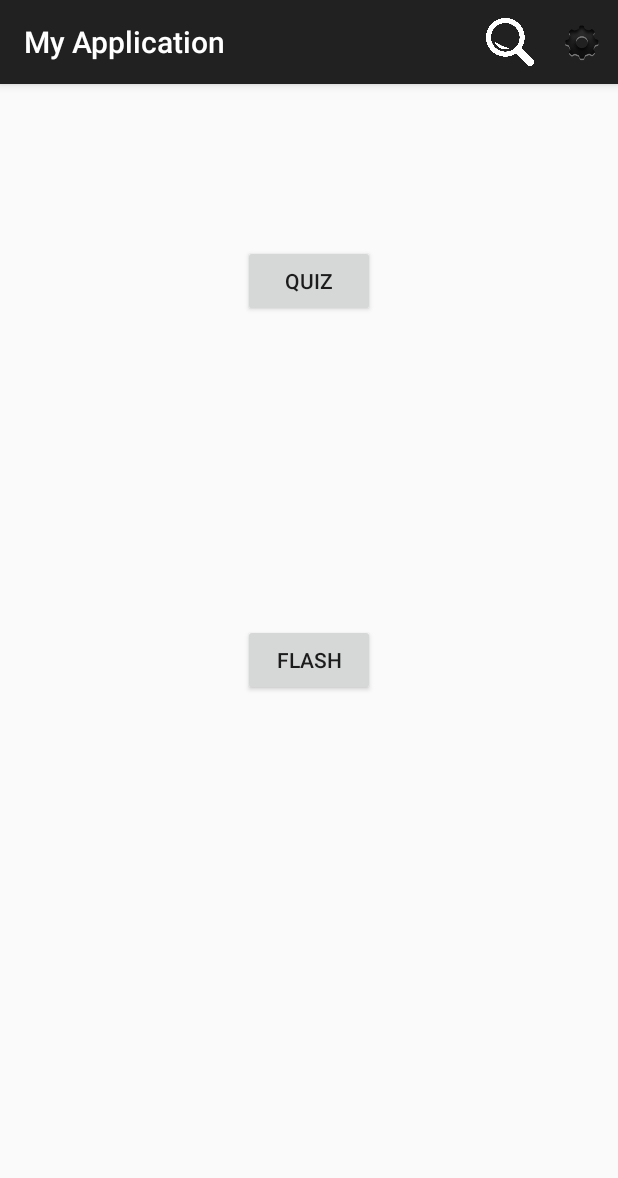
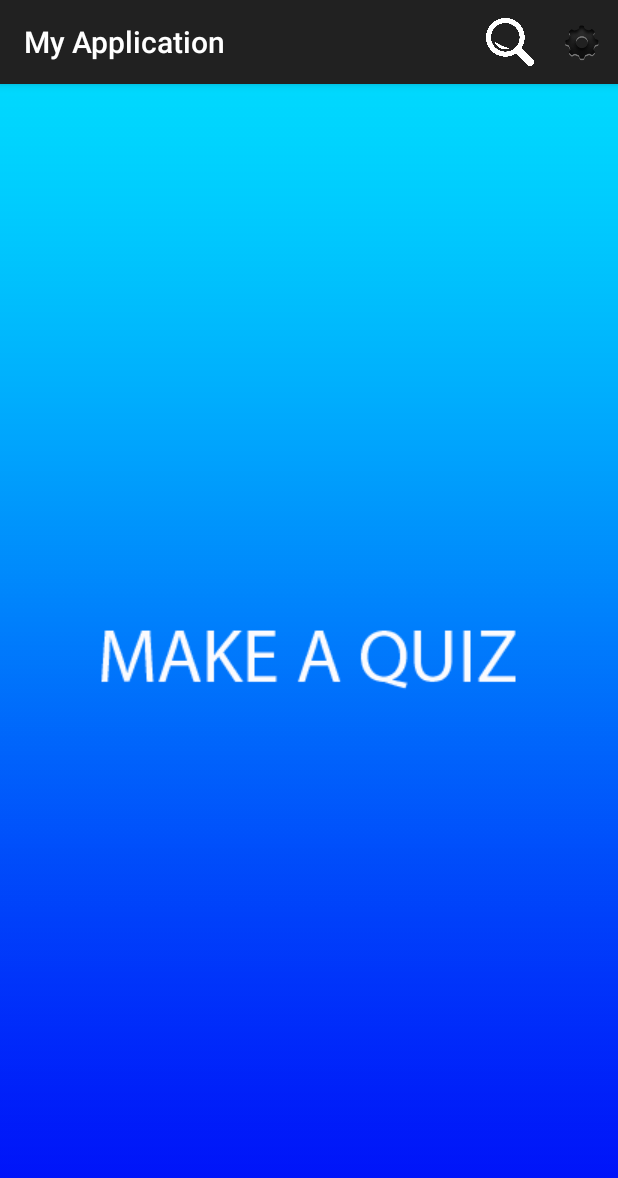
Before and after one commit to WesBosman/QuizEm, an Android app: the screen it shows after launch (MainActivity), on a phone screen of 412 x 824 dp. Shown: the top 1178 px of the screen. Run offline under Robolectric (Android 15) with nearby library versions, the phone set to English and light mode, and no system bars.

Commit message:
New Changes were Made

```diff
--- a/MyApplication/app/build.gradle
+++ b/MyApplication/app/build.gradle
@@ -1,8 +1,8 @@
 apply plugin: 'com.android.application'
 
 android {
-    compileSdkVersion 23
-    buildToolsVersion '23.0.1'
+    compileSdkVersion 22
+    buildToolsVersion '22.0.1'
 
     defaultConfig {
         applicationId "edu.vcu.wes.myapplication"
--- a/MyApplication/app/src/main/java/edu/vcu/wes/myapplication/MainActivity.java
+++ b/MyApplication/app/src/main/java/edu/vcu/wes/myapplication/MainActivity.java
@@ -8,17 +8,18 @@ import android.view.MenuInflater;
 import android.view.MenuItem;
 import android.view.View;
 import android.widget.Button;
+import android.widget.ImageButton;
 
 public class MainActivity extends AppCompatActivity {
-    private Button quizBtn;
+    private ImageButton quizBtn;
     private Button flashBtn;
 
     @Override
     protected void onCreate(Bundle savedInstanceState) {
         super.onCreate(savedInstanceState);
         setContentView(R.layout.activity_main);
-        quizBtn = (Button) findViewById(R.id.quiz_screen);
-        flashBtn = (Button) findViewById(R.id.flash_screen);
+        quizBtn = (ImageButton) findViewById(R.id.quiz_screen);
+       // flashBtn = (Button) findViewById(R.id.flash_screen);
         final Intent quizScrn = new Intent(this, QuizActivity.class);
         final Intent flashScrn = new Intent(this, FlashActivity.class);
 
@@ -29,12 +30,13 @@ public class MainActivity extends AppCompatActivity {
             }
         });
 
-        flashBtn.setOnClickListener(new View.OnClickListener() {
+       /** flashBtn.setOnClickListener(new View.OnClickListener() {
             @Override
             public void onClick(View view) {
                 startActivity(flashScrn);
             }
         });
+        **/
     }
 
     @Override
--- a/MyApplication/app/src/main/res/layout/activity_flash.xml
+++ b/MyApplication/app/src/main/res/layout/activity_flash.xml
@@ -6,4 +6,5 @@
     android:paddingBottom="@dimen/activity_vertical_margin"
     tools:context="edu.vcu.wes.myapplication.FlashActivity">
 
+
 </RelativeLayout>
--- a/MyApplication/app/src/main/res/layout/activity_main.xml
+++ b/MyApplication/app/src/main/res/layout/activity_main.xml
@@ -3,22 +3,15 @@
     android:layout_height="match_parent" android:paddingLeft="@dimen/activity_horizontal_margin"
     android:paddingRight="@dimen/activity_horizontal_margin"
     android:paddingTop="@dimen/activity_vertical_margin"
-    android:paddingBottom="@dimen/activity_vertical_margin" tools:context=".MainActivity">
+    android:paddingBottom="@dimen/activity_vertical_margin" tools:context=".MainActivity"
+     android:background="@drawable/background">
 
-    <Button
+    <ImageButton
         android:layout_width="wrap_content"
         android:layout_height="wrap_content"
-        android:text="@string/title_activity_quiz"
         android:id="@+id/quiz_screen"
-        android:layout_alignParentTop="true"
         android:layout_centerHorizontal="true"
-        android:layout_marginTop="91dp" />
-
-    <Button
-        android:layout_width="wrap_content"
-        android:layout_height="wrap_content"
-        android:text="@string/title_activity_flash"
-        android:id="@+id/flash_screen"
         android:layout_centerVertical="true"
-        android:layout_centerHorizontal="true" />
+        android:background="@drawable/make_quiz"
+        android:clickable="true" />
 </RelativeLayout>
--- a/MyApplication/app/src/main/res/layout/activity_quiz.xml
+++ b/MyApplication/app/src/main/res/layout/activity_quiz.xml
@@ -4,7 +4,8 @@
     android:paddingRight="@dimen/activity_horizontal_margin"
     android:paddingTop="@dimen/activity_vertical_margin"
     android:paddingBottom="@dimen/activity_vertical_margin"
-    tools:context="edu.vcu.wes.myapplication.QuizActivity">
+    tools:context="edu.vcu.wes.myapplication.QuizActivity"
+    >
 
     <LinearLayout
         android:orientation="vertical"
```
Also changed, not shown: MyApplication/app/src/main/res/drawable/background.png (added), MyApplication/app/src/main/res/drawable/make_quiz.png (added), 2 other files.
